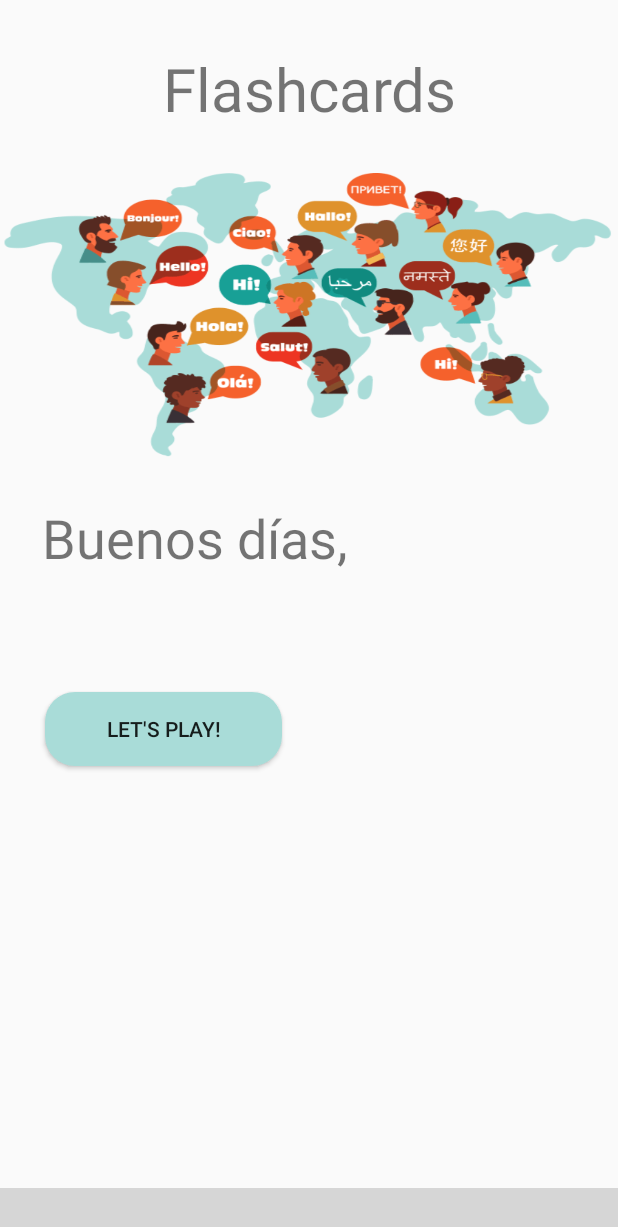
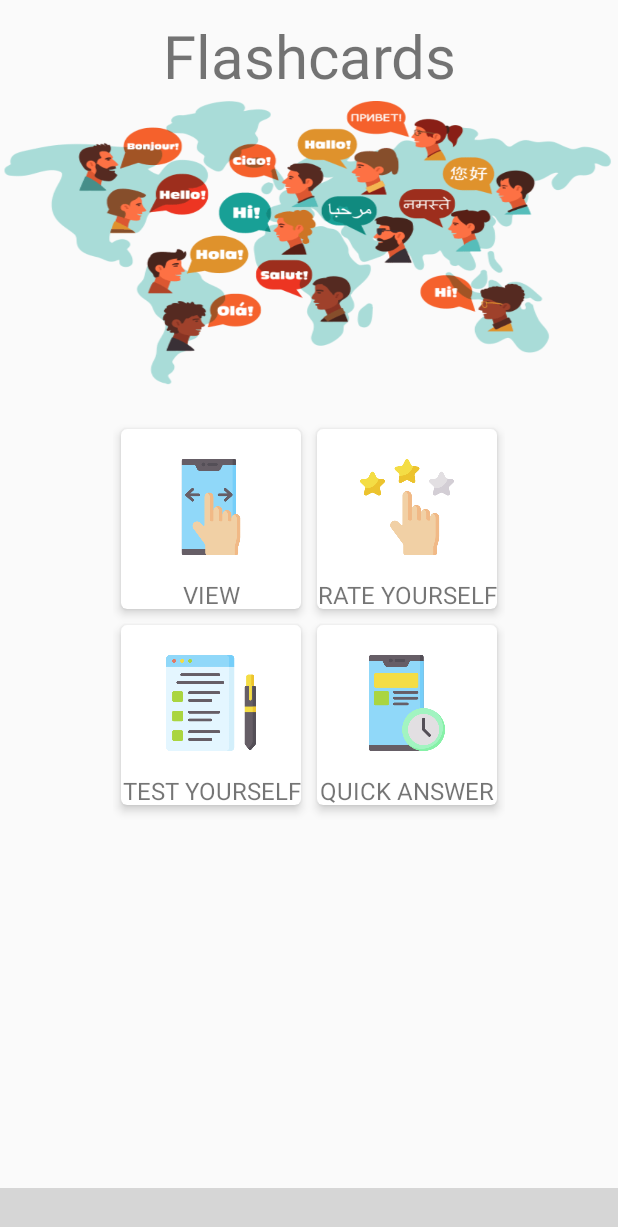
Before and after one commit to kingus/Flashcards, an Android app: the HomeFragment screen opened directly, with no data from a screen before it, on a phone screen of 412 x 824 dp. Shown: the top 1227 px of the screen. Run offline under Robolectric (Android 15) with nearby library versions, the phone set to English and light mode, and no system bars; our stand-ins replace Firebase (no records; nobody signed in at launch, a user with empty details on screens opened directly); libraries missing offline, so code that uses them is left out: com.luseen.spacenavigation, it.xabaras.android; plain views replace SpaceNavigationView; 5 statements that could not run were skipped; grey boxes are pictures that could not be loaded.

Commit message:
Home fragment updated

```diff
--- a/app/src/main/java/com/peargrammers/flashcards/fragments/HomeFragment.java
+++ b/app/src/main/java/com/peargrammers/flashcards/fragments/HomeFragment.java
@@ -24,7 +24,6 @@ import com.peargrammers.flashcards.viewmodels.management.HomeViewModel;
 public class HomeFragment extends Fragment {
 
     HomeViewModel homeViewModel;
-    private TextView tv_username;
 
     public HomeFragment() {
         this.homeViewModel = HomeViewModel.getInstance();
@@ -46,16 +45,5 @@ public class HomeFragment extends Fragment {
     @Override
     public void onViewCreated(@NonNull View view, @Nullable Bundle savedInstanceState) {
         super.onViewCreated(view, savedInstanceState);
-        tv_username = view.findViewById(R.id.tv_username);
-
-
-        homeViewModel.getUserEmail().observe(HomeFragment.this, new Observer<String>() {
-            @Override
-            public void onChanged(String s) {
-                tv_username.setText(s);
-            }
-        });
-
-        homeViewModel.getCurrentUserEmail();
     }
 }
--- a/app/src/main/res/layout/fragment_home.xml
+++ b/app/src/main/res/layout/fragment_home.xml
@@ -6,27 +6,23 @@
     android:layout_width="match_parent"
     android:layout_height="match_parent"
     android:layout_above="@id/space"
-
-    android:layout_alignParentStart="true"
-    android:layout_alignParentTop="true">
-
-
-    <androidx.constraintlayout.widget.ConstraintLayout
-        android:layout_width="match_parent"
-        android:layout_height="match_parent">
-
+    android:orientation="horizontal"
+    android:gravity="center"
+    android:layout_gravity="center"
+    >
+    <LinearLayout
+        android:id="@+id/linear1"
+        android:orientation="vertical"
+        android:layout_width="wrap_content"
+        android:layout_height="wrap_content">
         <TextView
             android:id="@+id/logo_app_name"
             android:layout_width="match_parent"
             android:layout_height="wrap_content"
-            android:layout_marginTop="32dp"
+            android:layout_marginTop="10dp"
             android:text="@string/app_name"
             android:textAlignment="center"
-            android:textSize="40sp"
-            app:layout_constraintEnd_toEndOf="parent"
-            app:layout_constraintHorizontal_bias="0.0"
-            app:layout_constraintStart_toStartOf="parent"
-            app:layout_constraintTop_toTopOf="parent" />
+            android:textSize="40sp" />
 
         <TextView
             android:id="@+id/logo"
@@ -36,53 +32,166 @@
             android:textAlignment="center"
             android:textColor="#111"
             android:textSize="30sp"
-            app:layout_constraintBottom_toBottomOf="parent"
-            app:layout_constraintEnd_toEndOf="parent"
-            app:layout_constraintHorizontal_bias="0.0"
-            app:layout_constraintStart_toStartOf="parent"
-            app:layout_constraintTop_toBottomOf="@+id/logo_app_name"
-            app:layout_constraintVertical_bias="0.051" />
+            />
 
-        <Button
-            android:id="@+id/btn_play"
-            android:layout_width="158dp"
-            android:layout_height="49dp"
-            android:background="@drawable/mybutton"
-            android:text="@string/lets_play"
-            app:layout_constraintBottom_toBottomOf="parent"
-            app:layout_constraintEnd_toEndOf="parent"
-            app:layout_constraintHorizontal_bias="0.119"
-            app:layout_constraintStart_toStartOf="parent"
-            app:layout_constraintTop_toBottomOf="@+id/tv_username"
-            app:layout_constraintVertical_bias="0.07" />
+    </LinearLayout>
 
-        <TextView
-            android:id="@+id/tv_welcome"
-            android:layout_width="wrap_content"
-            android:layout_height="wrap_content"
-            android:layout_gravity="center"
-            android:layout_marginTop="28dp"
+    <LinearLayout
+        android:layout_width="match_parent"
+        android:layout_height="match_parent"
+        android:layout_below="@id/linear1"
+        android:gravity="center">
+    <GridLayout
+        android:layout_width="wrap_content"
+        android:layout_height="match_parent"
+        android:layout_below="@+id/linear1"
+        android:layout_gravity="center"
+        android:layout_marginTop="15dp"
+        android:columnCount="2"
 
-            android:text="Buenos días,"
-            android:textSize="36sp"
-            app:layout_constraintEnd_toEndOf="parent"
-            app:layout_constraintHorizontal_bias="0.136"
-            app:layout_constraintStart_toStartOf="parent"
-            app:layout_constraintTop_toBottomOf="@+id/logo" />
+        android:rowCount="2">
 
-        <TextView
-            android:id="@+id/tv_username"
-            android:layout_width="240dp"
-            android:layout_height="41dp"
-            android:layout_gravity="center"
-            android:layout_marginTop="16dp"
-            android:text="Username!"
-            android:textSize="36sp"
-            app:layout_constraintEnd_toEndOf="parent"
-            app:layout_constraintHorizontal_bias="0.154"
-            app:layout_constraintStart_toStartOf="parent"
-            app:layout_constraintTop_toBottomOf="@+id/tv_welcome" />
-    </androidx.constraintlayout.widget.ConstraintLayout>
+        <androidx.cardview.widget.CardView
 
+            android:layout_width="120dp"
+            android:layout_height="120dp"
+            android:layout_row="1"
+            android:layout_column="1"
+            android:layout_margin="5dp"
+            app:cardCornerRadius="4dp"
+            app:cardElevation="4dp">
+
+            <LinearLayout
+
+                android:layout_width="match_parent"
+                android:layout_height="match_parent"
+                android:gravity="center"
+                android:orientation="vertical">
+
+                <ImageView
+                    android:layout_width="64dp"
+                    android:layout_height="64dp"
+                    android:layout_gravity="center"
+                    android:layout_marginTop="20dp"
+                    android:src="@drawable/testing"/>
+
+                <TextView
+                    android:layout_width="match_parent"
+                    android:layout_height="wrap_content"
+                    android:layout_marginTop="15dp"
+                    android:text="QUICK ANSWER"
+                    android:textAlignment="center"
+                    android:textSize="16dp"/>
+
+            </LinearLayout>
+
+        </androidx.cardview.widget.CardView>
+
+        <androidx.cardview.widget.CardView
+
+            android:layout_width="120dp"
+            android:layout_height="120dp"
+            android:layout_row="1"
+            android:layout_column="0"
+            android:layout_margin="5dp"
+            app:cardCornerRadius="4dp"
+            app:cardElevation="4dp">
+
+            <LinearLayout
+                android:layout_width="match_parent"
+                android:layout_height="match_parent"
+                android:gravity="center"
+                android:orientation="vertical">
+
+                <ImageView
+                    android:layout_width="64dp"
+                    android:layout_height="64dp"
+                    android:layout_gravity="center"
+                    android:layout_marginTop="20dp"
+                    android:src="@drawable/survey"/>
+
+                <TextView
+                    android:layout_width="match_parent"
+                    android:layout_height="wrap_content"
+                    android:layout_marginTop="15dp"
+                    android:text="TEST YOURSELF"
+                    android:textAlignment="center"
+                    android:textSize="16dp"/>
+            </LinearLayout>
+
+        </androidx.cardview.widget.CardView>
+
+        <androidx.cardview.widget.CardView
+
+            android:layout_width="120dp"
+            android:layout_height="120dp"
+            android:layout_row="0"
+            android:layout_column="1"
+            android:layout_margin="5dp"
+            app:cardCornerRadius="4dp"
+            app:cardElevation="4dp">
+
+            <LinearLayout
+
+                android:layout_width="match_parent"
+                android:layout_height="match_parent"
+                android:gravity="center"
+                android:orientation="vertical">
+
+                <ImageView
+                    android:layout_width="64dp"
+                    android:layout_height="64dp"
+                    android:layout_gravity="center"
+                    android:layout_marginTop="20dp"
+                    android:src="@drawable/feedback"/>
+
+                <TextView
+                    android:layout_width="match_parent"
+                    android:layout_height="wrap_content"
+                    android:layout_marginTop="15dp"
+                    android:text="RATE YOURSELF"
+                    android:textAlignment="center"
+                    android:textSize="16dp"/>
+
+            </LinearLayout>
+
+        </androidx.cardview.widget.CardView>
+
+        <androidx.cardview.widget.CardView
+
+            android:layout_width="120dp"
+            android:layout_height="120dp"
+            android:layout_row="0"
+            android:layout_column="0"
+            android:layout_margin="5dp"
+            app:cardCornerRadius="4dp"
+            app:cardElevation="4dp">
+
+            <LinearLayout
+                android:layout_width="match_parent"
+                android:layout_height="match_parent"
+                android:gravity="center"
+                android:orientation="vertical">
+
+                <ImageView
+                    android:layout_width="64dp"
+                    android:layout_height="64dp"
+                    android:layout_gravity="center"
+                    android:layout_marginTop="20dp"
+                    android:src="@drawable/slide"/>
+
+                <TextView
+                    android:layout_width="match_parent"
+                    android:layout_height="wrap_content"
+                    android:layout_marginTop="15dp"
+                    android:text="VIEW FLASHCARDS"
+                    android:textAlignment="center"
+                    android:textSize="16dp"/>
+            </LinearLayout>
+
+        </androidx.cardview.widget.CardView>
+
+    </GridLayout>
+    </LinearLayout>
 
 </RelativeLayout>
```
